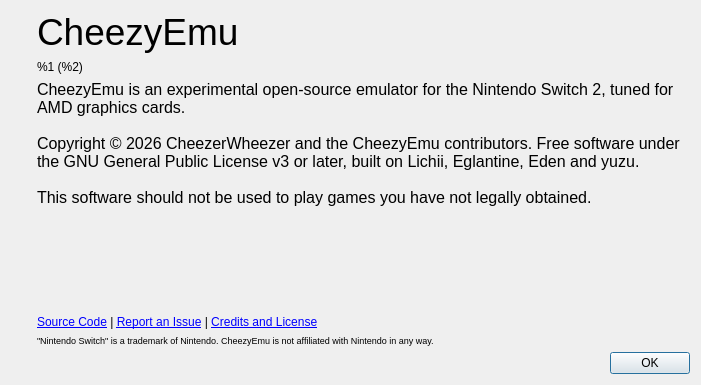
Qt form src/yuzu/aboutdialog.ui (fritcheelii/fritcheelii) before a commit.
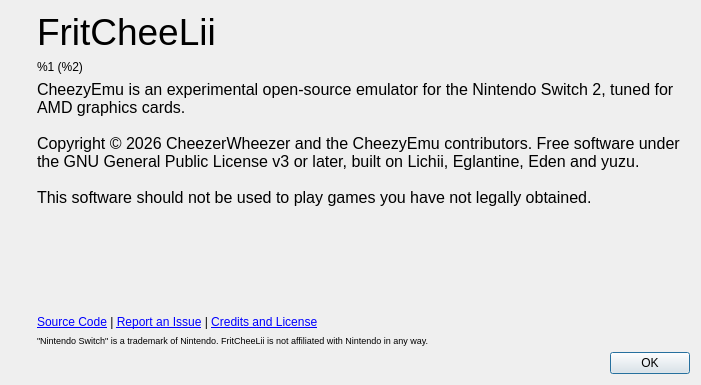
The same form after that commit. Icons and pictures are not drawn.

Commit message: FritCheeLii v4.2: 3-tier FPS defaults, Restore Default Settings, short tooltips, clean menus, OoT FSR restart prompt, full FritCheeLii branding

What changed in the file:
```diff
--- a/src/yuzu/aboutdialog.ui
+++ b/src/yuzu/aboutdialog.ui
@@ -69,7 +69,7 @@
           </sizepolicy>
          </property>
          <property name="text">
-          <string>&lt;html&gt;&lt;head/&gt;&lt;body&gt;&lt;p&gt;&lt;span style=&quot; font-size:28pt;&quot;&gt;CheezyEmu&lt;/span&gt;&lt;/p&gt;&lt;/body&gt;&lt;/html&gt;</string>
+          <string>&lt;html&gt;&lt;head/&gt;&lt;body&gt;&lt;p&gt;&lt;span style=&quot; font-size:28pt;&quot;&gt;FritCheeLii&lt;/span&gt;&lt;/p&gt;&lt;/body&gt;&lt;/html&gt;</string>
          </property>
         </widget>
        </item>
@@ -144,7 +144,7 @@
           </sizepolicy>
          </property>
          <property name="text">
-          <string>&lt;html&gt;&lt;head/&gt;&lt;body&gt;&lt;p&gt;&lt;span style=&quot; font-size:7pt;&quot;&gt;&amp;quot;Nintendo Switch&amp;quot; is a trademark of Nintendo. CheezyEmu is not affiliated with Nintendo in any way.&lt;/span&gt;&lt;/p&gt;&lt;/body&gt;&lt;/html&gt;</string>
+          <string>&lt;html&gt;&lt;head/&gt;&lt;body&gt;&lt;p&gt;&lt;span style=&quot; font-size:7pt;&quot;&gt;&amp;quot;Nintendo Switch&amp;quot; is a trademark of Nintendo. FritCheeLii is not affiliated with Nintendo in any way.&lt;/span&gt;&lt;/p&gt;&lt;/body&gt;&lt;/html&gt;</string>
          </property>
         </widget>
        </item>
```
Left out of the diff: 2 changed lines with no effect on the pictures. The commit also changes 32 other files.
